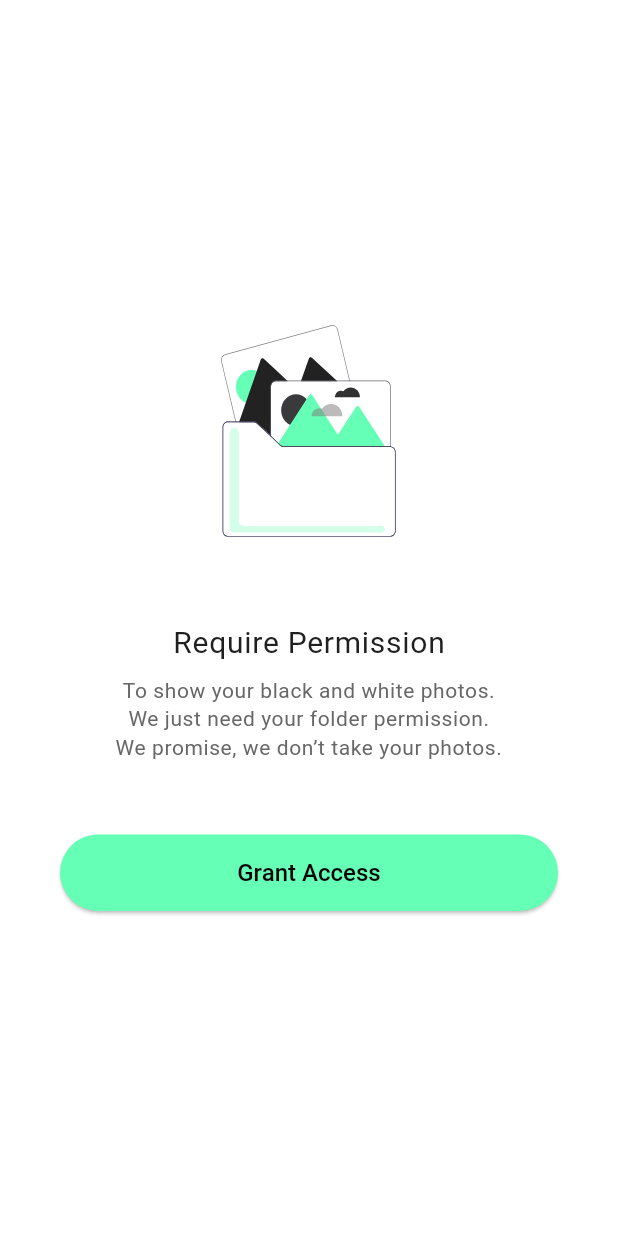
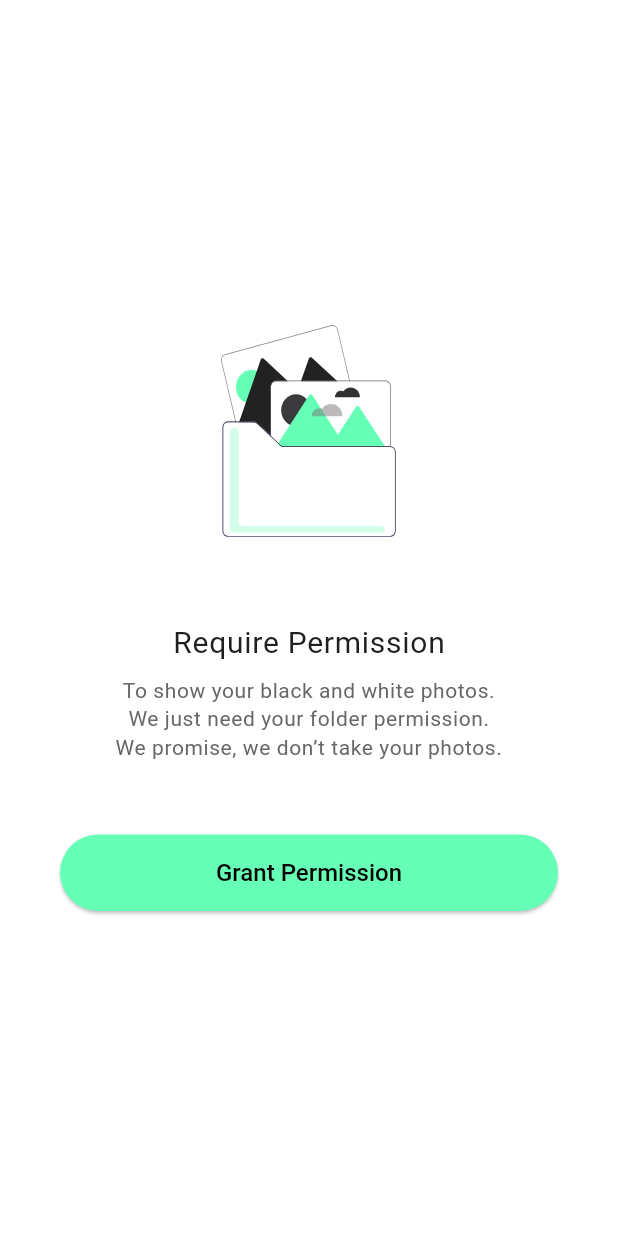
Before and after one commit to mahmudur-swe/gallery_flutter, a Flutter app: the PermissionScreen screen opened directly, on a phone screen of 412 x 824 dp. Run offline on Flutter 3.47's test engine with Material 3 defaults, Android fonts, the phone set to English and light mode, and no system bars; our stand-ins replace equatable, flutter_bloc, flutter_svg, get_it, go_router, google_fonts and 3 more; statements that could not run were skipped.

Commit message:
refactor: add centralized assets string file for consistency and apply minor UI/logic fixes

```diff
--- /dev/null
+++ b/lib/core/constants/app_assets.dart
@@ -0,0 +1,8 @@
+
+
+class AppAssets {
+  static const String imagePath = 'assets/images';
+
+  static const String gallery = '$imagePath/gallery.png';
+  static const String icPhotos = '$imagePath/ic_photos.svg';
+}
--- /dev/null
+++ b/lib/core/constants/app_string.dart
@@ -0,0 +1,28 @@
+
+
+class AppString {
+  static const String appName = 'Photos';
+  static const String appVersion = '1.0.0';
+
+  static const String permissionDenied = 'Permission Denied';
+  static const String requirePermission = 'Require Permission';
+  static const String permissionRequired = 'Permission Required';
+  static const String grantPermission = 'Grant Permission';
+  static const String goToSettings = 'Go to Settings';
+  static const String ok = 'OK';
+  static const String yes = 'Yes';
+  static const String no = 'No';
+  static const String cancel = 'Cancel';
+  static const String download = 'Download';
+  static const String downloadComplete = 'Download Completed';
+  static const String done = 'Done';
+  static const String downloading = 'Downloading...';
+  static const String cancelDownload = 'Cancel Download?';
+  static const msgNoPermission = 'This app needs storage access to display your albums. Please grant the permission.';
+  static const String openSettings = 'Open Settings';
+
+  static const String msgPermission =  'To show your black and white photos.\nWe just need your folder permission.\nWe promise, we don’t take your photos.';
+  static const String msgPermanentlyDenied =   "Permission is permanently denied. Please open settings to allow access.";
+  static const String msgNoPhotosFound =  "No photos found.";
+  static const String msgDownloading =  'A download is in progress. Do you want to cancel it?';
+}
--- a/lib/main.dart
+++ b/lib/main.dart
@@ -18,7 +18,6 @@ class App extends StatelessWidget {
   Widget build(BuildContext context) {
     return MaterialApp.router(
       //showPerformanceOverlay: true,
-      title: 'Photos',
       theme: appTheme,
       routerConfig: appRouter,
     );
--- a/lib/presentation/modules/permission/view/permission_screen.dart
+++ b/lib/presentation/modules/permission/view/permission_screen.dart
@@ -2,11 +2,13 @@ import 'package:flutter/material.dart';
 import 'package:flutter_bloc/flutter_bloc.dart';
 import 'package:flutter_svg/svg.dart';
 import 'package:gallery_flutter/core/constants/app_dimens.dart';
+import 'package:gallery_flutter/core/constants/app_string.dart';
 import 'package:gallery_flutter/presentation/modules/permission/bloc/permission_event.dart';
 import 'package:gallery_flutter/presentation/modules/permission/bloc/permission_state.dart';
 import 'package:go_router/go_router.dart';
 import 'package:permission_handler/permission_handler.dart';
 
+import '../../../../core/constants/app_assets.dart';
 import '../../../routes/router.dart';
 import '../bloc/permission_bloc.dart';
 
@@ -50,9 +52,9 @@ class _PermissionScreenState extends State<PermissionScreen>
             context: context,
             builder:
                 (_) => AlertDialog(
-                  title: const Text("Permission Required"),
+                  title: const Text(AppString.permissionRequired),
                   content: Text(
-                    "Permission is permanently denied. Please open settings to allow access.",
+                    AppString.msgPermanentlyDenied,
                     style: Theme.of(
                       context,
                     ).textTheme.bodyMedium?.copyWith(color: Colors.black38),
@@ -60,14 +62,14 @@ class _PermissionScreenState extends State<PermissionScreen>
                   actions: [
                     TextButton(
                       onPressed: () => Navigator.pop(context),
-                      child: const Text("Cancel"),
+                      child: const Text(AppString.cancel),
                     ),
                     TextButton(
                       onPressed: () {
                         openAppSettings(); // opens system settings
                         Navigator.pop(context);
                       },
-                      child: const Text("Open Settings"),
+                      child: const Text(AppString.openSettings),
                     ),
                   ],
                 ),
@@ -85,17 +87,17 @@ class _PermissionScreenState extends State<PermissionScreen>
                 mainAxisAlignment: MainAxisAlignment.center,
                 children: [
                   SvgPicture.asset(
-                    'assets/images/ic_photos.svg',
+                    AppAssets.icPhotos,
                     width: AppDimens.dimen123,
                   ),
                   const SizedBox(height: AppDimens.space42),
                   Text(
-                    'Require Permission',
+                    AppString.requirePermission,
                     style: Theme.of(context).textTheme.bodyLarge,
                   ),
                   const SizedBox(height: AppDimens.space8),
                   Text(
-                    'To show your black and white photos.\nWe just need your folder permission.\nWe promise, we don’t take your photos.',
+                    AppString.msgPermission,
                     textAlign: TextAlign.center,
                     style: Theme.of(context).textTheme.bodySmall,
                   ),
@@ -106,7 +108,7 @@ class _PermissionScreenState extends State<PermissionScreen>
                       onPressed: () {
                         context.read<PermissionBloc>().add(RequestPermission());
                       },
-                      child: const Text("Grant Access"),
+                      child: const Text(AppString.grantPermission),
                     ),
                   ),
                 ],
--- a/lib/presentation/modules/splash/view/splash_screen.dart
+++ b/lib/presentation/modules/splash/view/splash_screen.dart
@@ -1,5 +1,6 @@
 import 'package:flutter/material.dart';
 import 'package:flutter_bloc/flutter_bloc.dart';
+import 'package:gallery_flutter/core/constants/app_assets.dart';
 import 'package:gallery_flutter/presentation/modules/splash/bloc/splash_bloc.dart';
 import 'package:gallery_flutter/presentation/modules/splash/bloc/splash_state.dart';
 import 'package:go_router/go_router.dart';
@@ -27,7 +28,7 @@ class SplashScreen extends StatelessWidget {
       child: Scaffold(
         body: Center(
           child: Image.asset(
-            'assets/images/gallery.png',
+            AppAssets.gallery,
             width: AppDimens.dimen130,
             height: AppDimens.dimen130,
           ),
--- a/lib/presentation/widgets/progressive_image.dart
+++ b/lib/presentation/widgets/progressive_image.dart
@@ -27,7 +27,7 @@ class ProgressiveImage extends StatelessWidget {
   @override
   Widget build(BuildContext context) {
     return FutureBuilder<Uint8List?>(
-      key: ValueKey(uri),
+
       future: thumbnailProcessor.loadThumbnail(
         uri,
         resolution: ThumbnailResolution.low,
```
Also changed, not shown: lib/presentation/modules/photos/view/photo_screen.dart (+17 -14 lines), lib/presentation/routes/router.dart (+2 -11 lines), lib/presentation/widgets/selectable_photo_tile.dart (+10 -9 lines), 1 other file.
